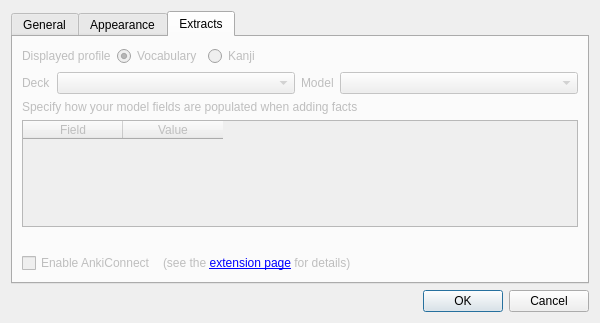
lovac42/YomiObaasan-CCBC, file ui/preferences.ui: the form before one commit.
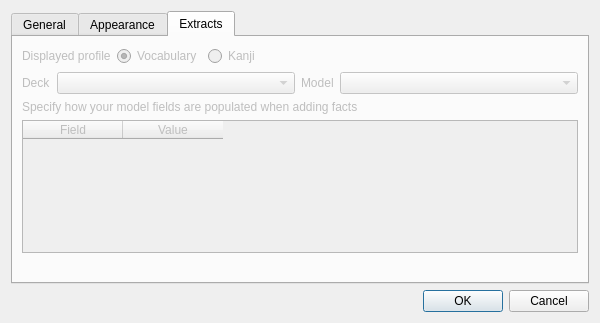
The form after the commit. The open tabs and pages were chosen to show the change.

Commit message: removed old and unused code for anki connect which should not have been bundled together.

What changed in the file:
```diff
--- a/ui/preferences.ui
+++ b/ui/preferences.ui
@@ -257,33 +257,6 @@
          </property>
         </widget>
        </item>
-       <item>
-        <layout class="QHBoxLayout" name="horizontalLayout_4">
-         <item>
-          <widget class="QCheckBox" name="checkEnableAnkiConnect">
-           <property name="text">
-            <string>Enable AnkiConnect</string>
-           </property>
-          </widget>
-         </item>
-         <item>
-          <widget class="QLabel" name="label_3">
-           <property name="sizePolicy">
-            <sizepolicy hsizetype="Expanding" vsizetype="Preferred">
-             <horstretch>0</horstretch>
-             <verstretch>0</verstretch>
-            </sizepolicy>
-           </property>
-           <property name="text">
-            <string>(see the &lt;a href=&quot;https://foosoft.net/projects/yomichan-chrome-ext&quot;&gt;extension page&lt;/a&gt; for details)</string>
-           </property>
-           <property name="openExternalLinks">
-            <bool>true</bool>
-           </property>
-          </widget>
-         </item>
-        </layout>
-       </item>
       </layout>
      </widget>
     </widget>
```
Left out of the diff: 2 changed lines with no effect on the pictures. The commit also changes 7 other files.
